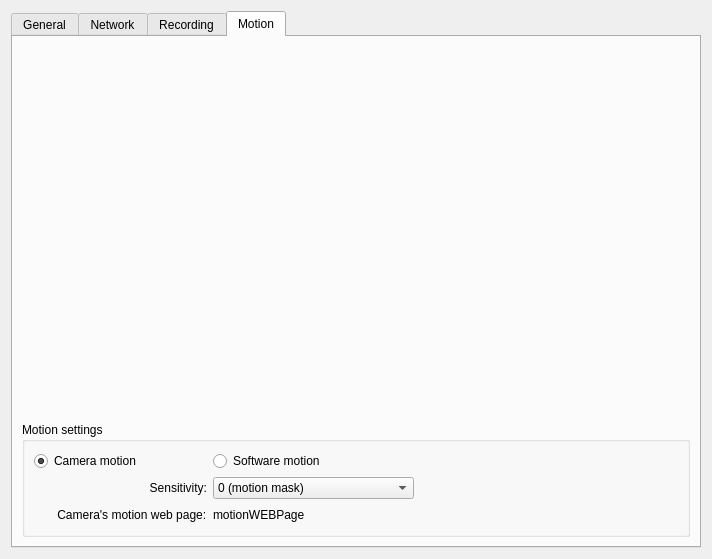
First picture: the form in client/src/ui/widgets/single_camera_settings_widget.ui, repository networkoptix/nx_open, before the edit.
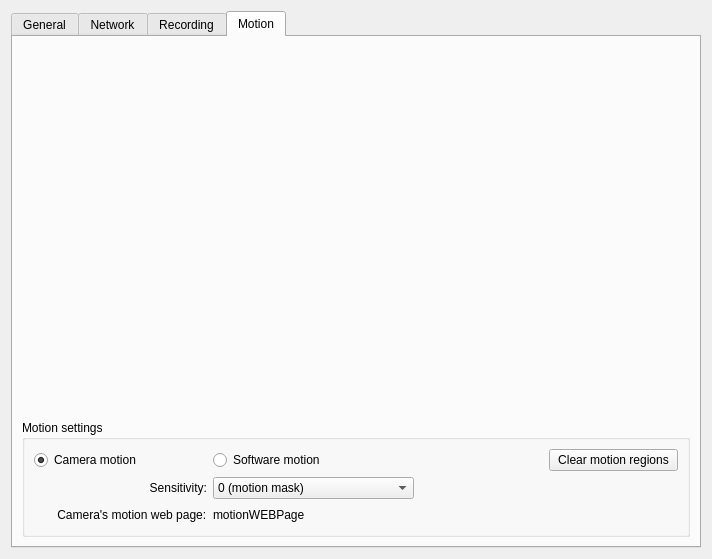
Second picture: the form after the edit. Custom widgets are drawn as their Qt base class.

Commit message:
motion refactor: update region sensitivity on mouse click
<==== Mercurial data ====>
Branch: master

The edit to the form file:
```diff
--- a/client/src/ui/widgets/single_camera_settings_widget.ui
+++ b/client/src/ui/widgets/single_camera_settings_widget.ui
@@ -348,6 +348,26 @@
               </property>
              </widget>
             </item>
+            <item row="1" column="3">
+             <widget class="QPushButton" name="clearAllButton">
+              <property name="text">
+               <string>Clear motion regions</string>
+              </property>
+             </widget>
+            </item>
+            <item row="1" column="2">
+             <spacer name="horizontalSpacer_2">
+              <property name="orientation">
+               <enum>Qt::Horizontal</enum>
+              </property>
+              <property name="sizeHint" stdset="0">
+               <size>
+                <width>40</width>
+                <height>20</height>
+               </size>
+              </property>
+             </spacer>
+            </item>
            </layout>
           </item>
          </layout>
```
The commit also changes 7 other files.
